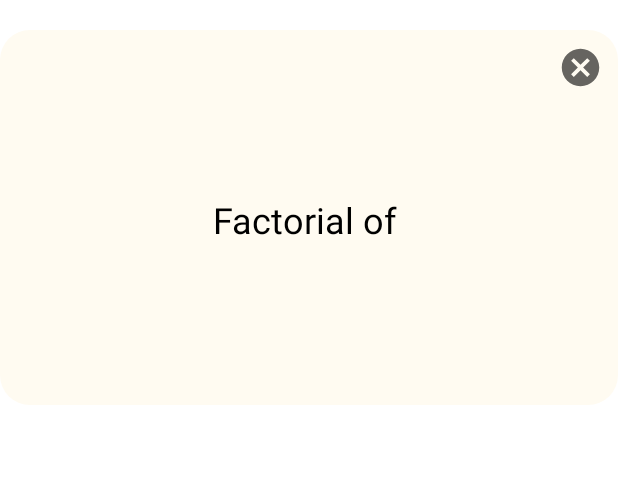
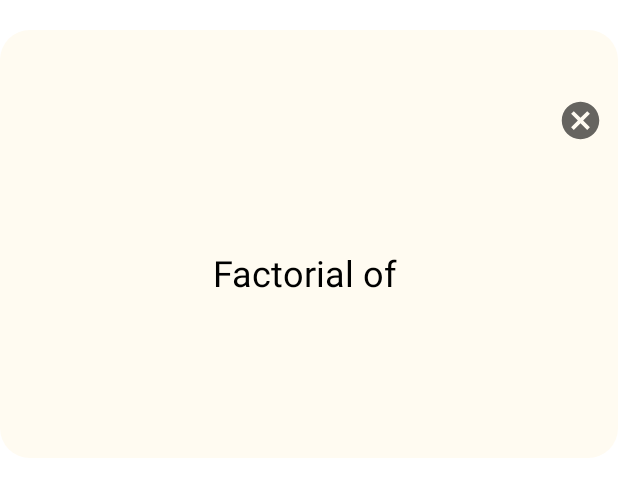
Before and after one commit to SivaRamana-H-V/FactorialApp, an Android app: the layout popup.xml on its own in the app's theme, with its tools: preview values and no code run, on a phone screen of 412 x 824 dp. Shown: the top 497 px of the screen. Run offline under Robolectric (Android 15) with nearby library versions, the phone set to English and light mode, and no system bars.

Commit message:
Bug Fixes

```diff
--- a/app/src/main/java/com/example/factorialapp/OffloadCode.java
+++ b/app/src/main/java/com/example/factorialapp/OffloadCode.java
@@ -8,6 +8,7 @@ public class OffloadCode {
     String code;
     String parameters;
     long startTime;
+    int n;
     public String Codeformat(String code,String parameters){
         String format="import java.util.*;\n" +
                 "import java.math.*;" +
@@ -20,14 +21,15 @@ public class OffloadCode {
                 "}";
         return format;
     }
-    OffloadCode(long startTime, String code, String parameters, Context context){
+    OffloadCode(long startTime,int n, String code, String parameters, Context context){
         this.code=Codeformat(code,parameters);
+        this.n=n;
         this.parameters = parameters;
         this.context=context;
         this.startTime=startTime;
     }
     public String getConnection(){
-        OffloadingConnection conn=new OffloadingConnection(startTime, context);
+        OffloadingConnection conn=new OffloadingConnection(startTime, n, context);
         return conn.makeJsonObjectRequest(code,parameters);
 
     }
--- a/app/src/main/java/com/example/factorialapp/factorial.java
+++ b/app/src/main/java/com/example/factorialapp/factorial.java
@@ -25,7 +25,7 @@ public class factorial {
         "System.out.print(f);"+
     "}";
     String factorialUtil() throws JSONException {
-        OffloadCode offload = new OffloadCode(startTime, code, n + "",context);
+        OffloadCode offload = new OffloadCode(startTime,n, code, n + "",context);
         String output=offload.getConnection();
         return output;
     }
--- a/app/src/main/res/layout/popup.xml
+++ b/app/src/main/res/layout/popup.xml
@@ -9,19 +9,34 @@
     android:layout_height="wrap_content"
     android:background="@drawable/popupback">
 
+    <TextView
+            android:layout_width="match_parent"
+            android:layout_height="wrap_content"
+            android:id="@+id/time"
+            android:textColor="@color/black"
+            android:layout_marginTop="5dp"
+            android:padding="5dp"
+            android:gravity="center"
+            android:textSize="14sp"
+            >
+        </TextView>
         <ImageButton
             android:layout_width="30dp"
             android:layout_height="30dp"
+            android:layout_marginTop="10dp"
             android:layout_alignParentEnd="true"
-        android:layout_alignParentRight="true"
             android:layout_margin="10dp"
             android:cropToPadding="true"
+            android:layout_below="@+id/time"
             android:background="@color/popupbck"
             android:src="@drawable/ic_baseline_cancel_24"
             android:scaleType="fitXY"
             android:id="@+id/cancel"
-        android:layout_gravity="end|top">
+            android:layout_gravity="end|top"
+            android:layout_alignParentRight="true">
         </ImageButton>
+
+
 
     <LinearLayout
         android:layout_width="match_parent"
```
Also changed, not shown: app/src/main/java/com/example/factorialapp/MainActivity.java (+6 -3 lines), app/src/main/java/com/example/factorialapp/OffloadingConnection.java (+5 -3 lines), app/src/main/java/com/example/factorialapp/PopUp.java (+7 -4 lines), 86 other files. Lines whose indentation alone changed are shown as unchanged.
